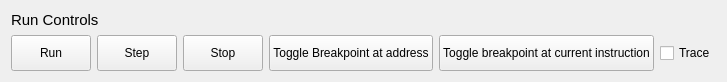
bstee615/armsim, file armsim/ui/runcontrolswidget.ui: the form before one commit.
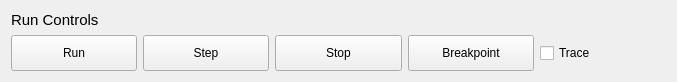
The form after the commit.

The edit to the form file:
```diff
--- a/armsim/ui/runcontrolswidget.ui
+++ b/armsim/ui/runcontrolswidget.ui
@@ -6,7 +6,7 @@
    <rect>
     <x>0</x>
     <y>0</y>
-    <width>406</width>
+    <width>677</width>
     <height>82</height>
    </rect>
   </property>
@@ -82,20 +82,7 @@
         </sizepolicy>
        </property>
        <property name="text">
-        <string>Toggle Breakpoint at address</string>
-       </property>
-      </widget>
-     </item>
-     <item>
-      <widget class="QPushButton" name="btnToggleBreakpoint">
-       <property name="sizePolicy">
-        <sizepolicy hsizetype="Minimum" vsizetype="Expanding">
-         <horstretch>0</horstretch>
-         <verstretch>0</verstretch>
-        </sizepolicy>
-       </property>
-       <property name="text">
-        <string>Toggle breakpoint at current instruction</string>
+        <string>Breakpoint</string>
        </property>
       </widget>
      </item>
@@ -112,19 +99,6 @@
        </property>
       </widget>
      </item>
-     <item>
-      <spacer name="horizontalSpacer">
-       <property name="orientation">
-        <enum>Qt::Horizontal</enum>
-       </property>
-       <property name="sizeHint" stdset="0">
-        <size>
-         <width>40</width>
-         <height>20</height>
-        </size>
-       </property>
-      </spacer>
-     </item>
     </layout>
    </item>
   </layout>
```
